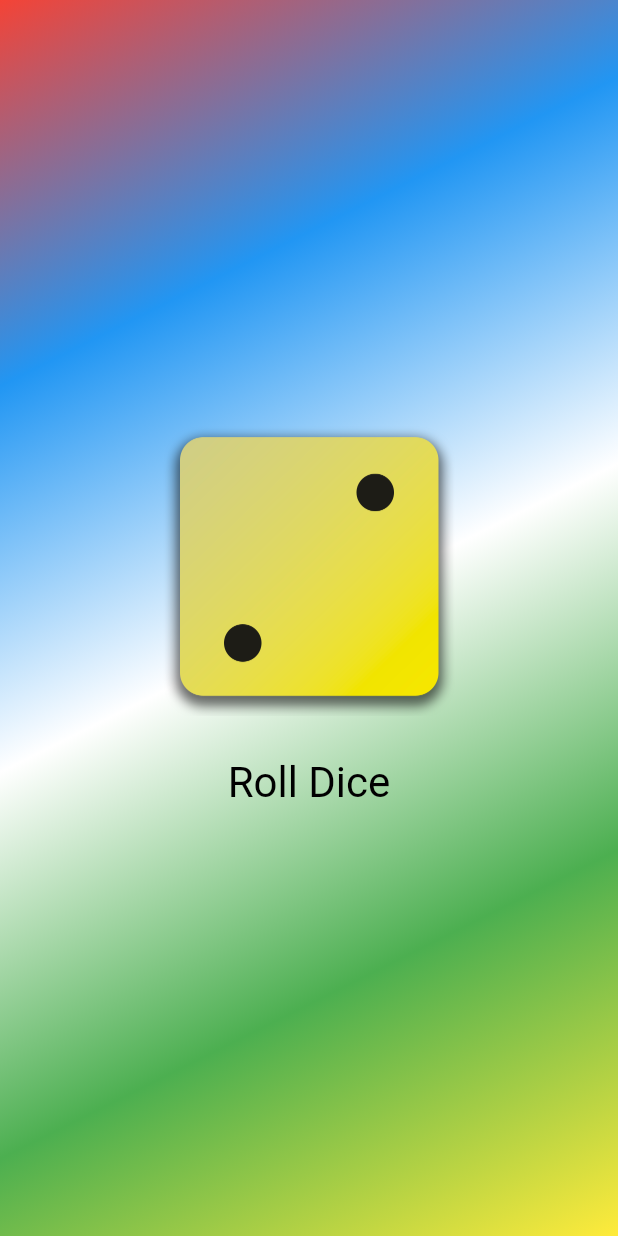
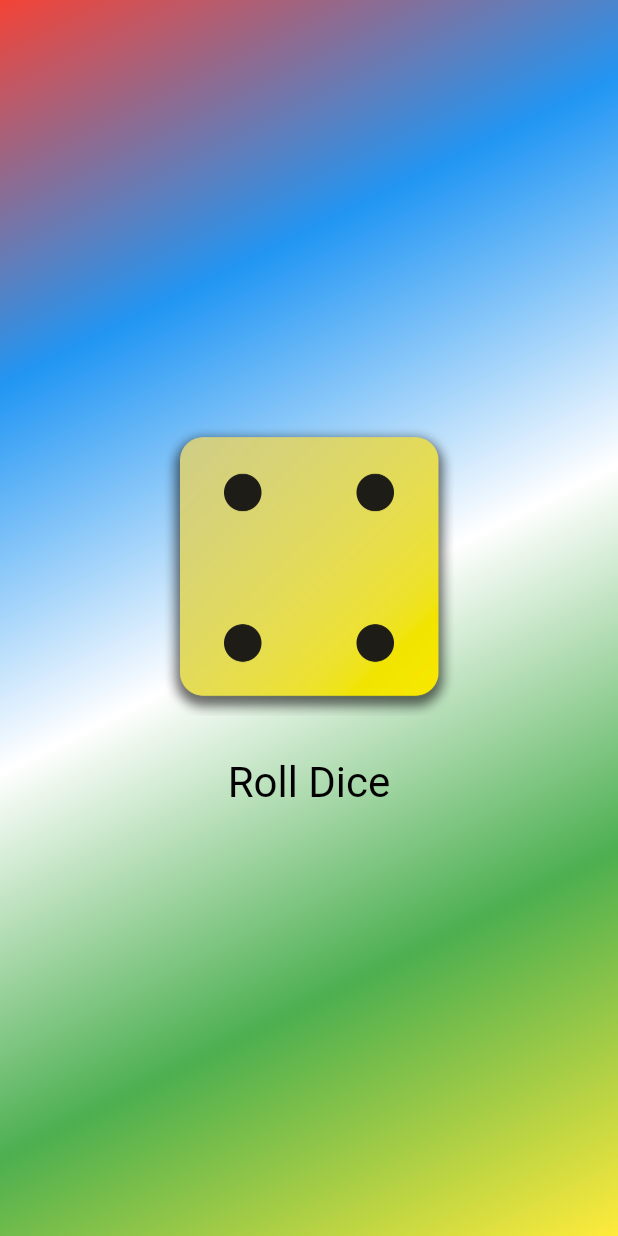
Before and after one commit to sohail019/Complete-Flutter, a Flutter app: the screen it shows after launch, after a tap on "Roll Dice", on a phone screen of 412 x 824 dp. Run offline on Flutter 3.47's test engine with Material 3 defaults, Android fonts, the phone set to English and light mode, and no system bars.

Commit message:
Add DiceRoller widget and integrate it into GradientContainer for enhanced dice rolling functionality

```diff
--- /dev/null
+++ b/_01_basic_setup/lib/dice_roller.dart
@@ -0,0 +1,45 @@
+import 'package:flutter/material.dart';
+
+class DiceRoller extends StatefulWidget {
+  const DiceRoller({super.key});
+
+  @override
+  State<DiceRoller> createState() {
+    return _DiceRollerState();
+  }
+}
+
+class _DiceRollerState extends State<DiceRoller> {
+  var activeDiceImage = 'assets/images/dice-2.png';
+
+  rollDice() {
+    setState(() {
+      activeDiceImage = 'assets/images/dice-4.png';
+    });
+  }
+
+  @override
+  Widget build(context) {
+    return Column(
+      mainAxisSize: MainAxisSize.min,
+      children: [
+        Image.asset(
+          activeDiceImage,
+          width: 200,
+        ),
+        const SizedBox(height: 20),
+        TextButton(
+          onPressed: rollDice,
+          style: TextButton.styleFrom(
+            // padding: EdgeInsets.only(
+            //   top: 20,
+            // ),
+            foregroundColor: Colors.black,
+            textStyle: const TextStyle(fontSize: 28),
+          ),
+          child: const Text('Roll Dice'),
+        ),
+      ],
+    );
+  }
+}
--- a/_01_basic_setup/lib/gradient_container.dart
+++ b/_01_basic_setup/lib/gradient_container.dart
@@ -1,3 +1,4 @@
+import 'package:_01_basic_setup/dice_roller.dart';
 import 'package:flutter/material.dart';
 import 'package:_01_basic_setup/styled_text.dart';
 
@@ -8,10 +9,6 @@
   const GradientContainer(this.colors, {super.key});
 
   final List<Color> colors;
-
-  rollDice() {
-    print('Dice rolled');
-  }
 
   @override
   Widget build(context) {
@@ -24,29 +21,7 @@
         ),
       ),
       // child: StyledText("Hello Sohail!"),
-      child: Center(
-        child: Column(
-          mainAxisSize: MainAxisSize.min,
-          children: [
-            Image.asset(
-              'assets/images/dice-2.png',
-              width: 200,
-            ),
-            const SizedBox(height: 20),
-            TextButton(
-              onPressed: rollDice,
-              style: TextButton.styleFrom(
-                // padding: EdgeInsets.only(
-                //   top: 20,
-                // ),
-                foregroundColor: Colors.black,
-                textStyle: const TextStyle(fontSize: 28),
-              ),
-              child: const Text('Roll Dice'),
-            ),
-          ],
-        ),
-      ),
+      child: Center(child: DiceRoller()),
     );
   }
 }
```
Also changed, not shown: 4 other files.
